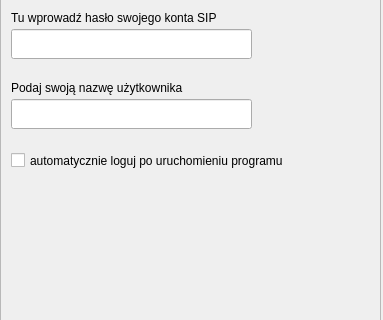
Before: the Qt Designer form src/dsipcom.ui in dmilith/dsipcom, drawn with Qt 5; both pictures show x 0 to 383 and y 275 to 595 of the 383 by 784 pixel window.
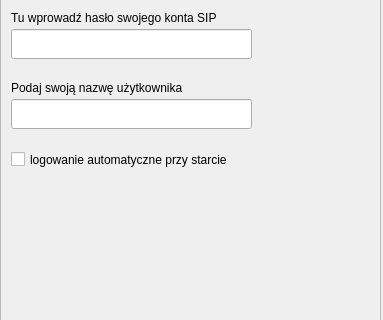
After: the same form once the commit is applied. The open tabs and pages were chosen to show the change. Icons and pictures are not drawn.

The edit to the form file:
```diff
--- a/src/dsipcom.ui
+++ b/src/dsipcom.ui
@@ -636,11 +636,11 @@
         <x>10</x>
         <y>320</y>
         <width>321</width>
-        <height>23</height>
+        <height>21</height>
        </rect>
       </property>
       <property name="text" >
-       <string>automatycznie loguj po uruchomieniu programu</string>
+       <string>logowanie automatyczne przy starcie </string>
       </property>
      </widget>
     </widget>
```
Left out of the diff: 2 changed lines with no effect on the pictures.
